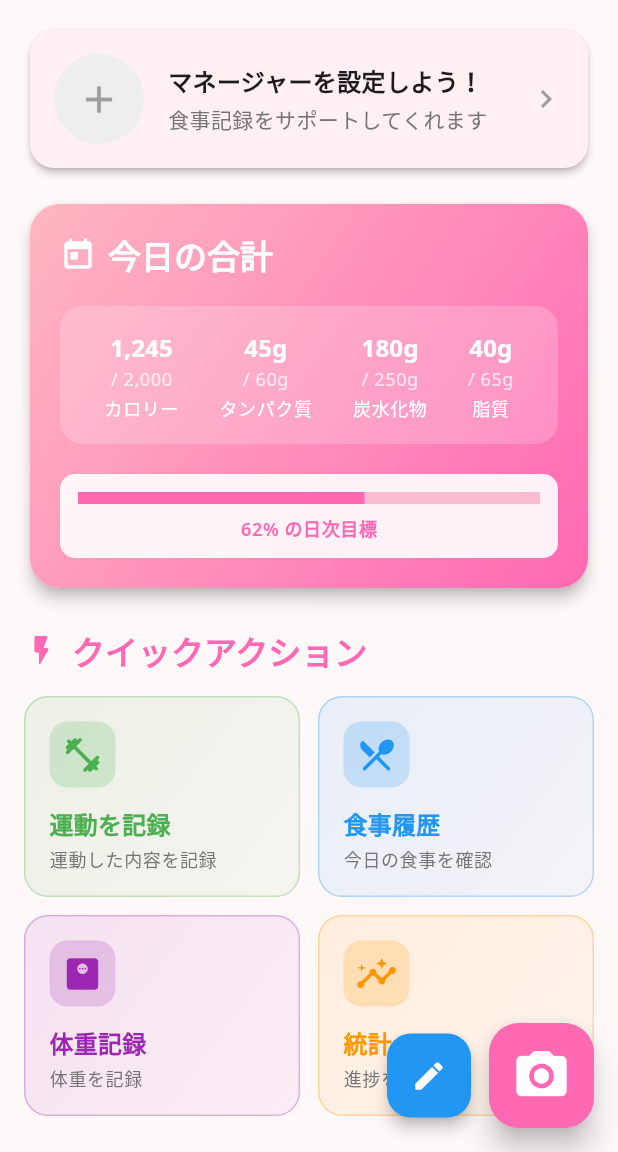
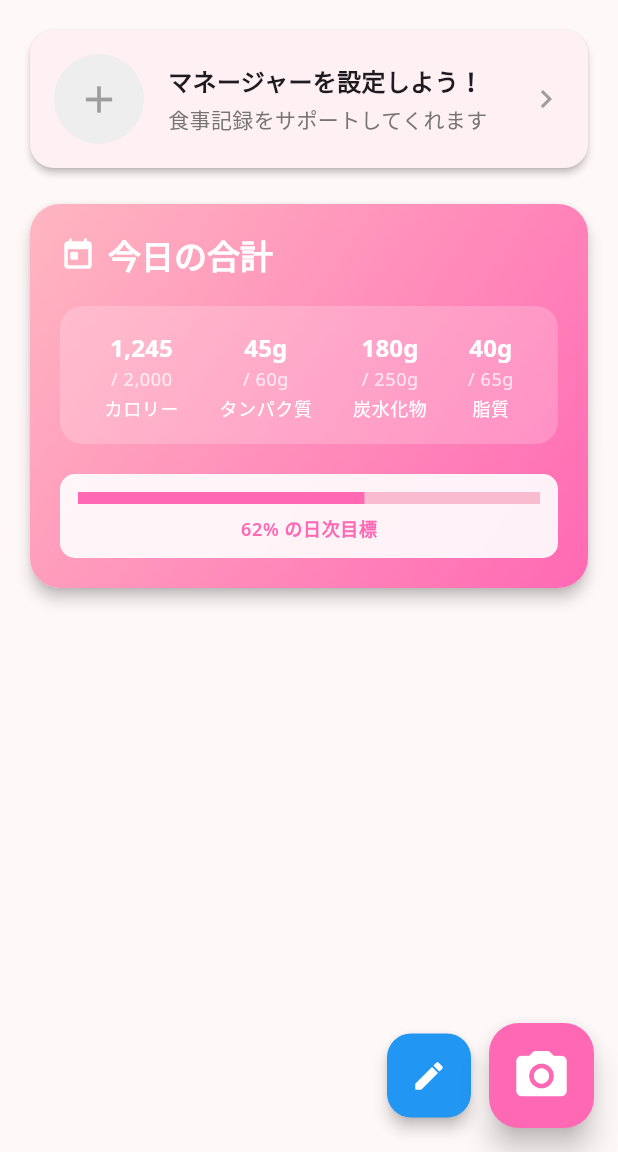
Before and after one commit to ida29/cal_check, a Flutter app: the HomeScreen screen opened directly, on a phone screen of 412 x 824 dp, the part 84-1236 px from its top. Run offline on Flutter 3.47's test engine with Material 3 defaults, Android fonts, the phone set to English and light mode, and no system bars; our stand-ins replace camera, dio, fl_chart, flutter_dotenv, flutter_local_notifications, flutter_riverpod and 7 more; missing offline and left inert: google_mlkit_barcode_scanning, google_mlkit_image_labeling, google_mlkit_text_recognition; accounts and stored records are empty.

Commit message:
Remove quick actions section from home screen for cleaner UI
- Remove _buildQuickActionsSection() method and all action cards
- Remove _buildActionCard() helper method
- Simplify home screen layout to focus on essential information:
  - Manager character section
  - Daily nutrition summary
  - Floating action buttons for primary actions
- Improve visual hierarchy and reduce UI clutter

🤖 Generated with [Claude Code](https://claude.ai/code)

Co-Authored-By: Claude <noreply@anthropic.com>

```diff
--- a/lib/presentation/screens/home_screen.dart
+++ b/lib/presentation/screens/home_screen.dart
@@ -86,8 +86,6 @@ class _HomeScreenState extends ConsumerState<HomeScreen> {
               _buildManagerCharacterSection(),
               const SizedBox(height: 16),
               _buildDailySummaryCard(),
-              const SizedBox(height: 24),
-              _buildQuickActionsSection(),
               const Spacer(),
             ],
           ),
@@ -418,143 +416,6 @@ class _HomeScreenState extends ConsumerState<HomeScreen> {
     }
   }
 
-  Widget _buildQuickActionsSection() {
-    final l10n = AppLocalizations.of(context)!;
-
-    return Column(
-      crossAxisAlignment: CrossAxisAlignment.start,
-      children: [
-        Row(
-          children: [
-            const Icon(Icons.flash_on_rounded, color: Color(0xFFFF69B4), size: 24),
-            const SizedBox(width: 8),
-            Text(
-              l10n.quickActions,
-              style: Theme.of(context).textTheme.titleLarge?.copyWith(
-                color: const Color(0xFFFF69B4),
-                fontWeight: FontWeight.bold,
-              ),
-            ),
-          ],
-        ),
-        const SizedBox(height: 16),
-        Row(
-          children: [
-            Expanded(
-              child: _buildActionCard(
-                icon: Icons.fitness_center_rounded,
-                title: l10n.recordExercise,
-                subtitle: l10n.recordExerciseSubtitle,
-                color: const Color(0xFF4CAF50),
-                onTap: () {
-                  Navigator.pushNamed(context, '/exercise');
-                },
-              ),
-            ),
-            const SizedBox(width: 12),
-            Expanded(
-              child: _buildActionCard(
-                icon: Icons.restaurant_menu_rounded,
-                title: l10n.mealHistoryAction,
-                subtitle: l10n.checkTodaysMeals,
-                color: const Color(0xFF2196F3),
-                onTap: () {
-                  // 履歴画面へ移動（BottomNavigationを切り替える）
-                  final scaffold = context.findAncestorStateOfType<State<Scaffold>>();
-                  if (scaffold != null && scaffold.mounted) {
-                    // MainNavigationScreenの_currentIndexを変更
-                    Navigator.of(context).pushReplacementNamed('/main', arguments: 1);
-                  }
-                },
-              ),
-            ),
-          ],
-        ),
-        const SizedBox(height: 12),
-        Row(
-          children: [
-            Expanded(
-              child: _buildActionCard(
-                icon: Icons.monitor_weight_rounded,
-                title: '体重記録',
-                subtitle: '体重を記録',
-                color: const Color(0xFF9C27B0),
-                onTap: () {
-                  Navigator.pushNamed(context, '/weight-tracking');
-                },
-              ),
-            ),
-            const SizedBox(width: 12),
-            Expanded(
-              child: _buildActionCard(
-                icon: Icons.insights_rounded,
-                title: l10n.statisticsAction,
-                subtitle: l10n.checkProgress,
-                color: const Color(0xFFFF9800),
-                onTap: () {
-                  // 統計画面へ移動
-                  Navigator.of(context).pushReplacementNamed('/main', arguments: 3);
-                },
-              ),
-            ),
-          ],
-        ),
-      ],
-    );
-  }
-
-  Widget _buildActionCard({
-    required IconData icon,
-    required String title,
-    required String subtitle,
-    required Color color,
-    required VoidCallback onTap,
-  }) {
-    return InkWell(
-      onTap: onTap,
-      borderRadius: BorderRadius.circular(16),
-      child: Container(
-        padding: const EdgeInsets.all(16),
-        decoration: BoxDecoration(
-          borderRadius: BorderRadius.circular(16),
-          gradient: LinearGradient(
-            colors: [color.withOpacity(0.1), color.withOpacity(0.05)],
-            begin: Alignment.topLeft,
-            end: Alignment.bottomRight,
-          ),
-          border: Border.all(color: color.withOpacity(0.3)),
-        ),
-        child: Column(
-          crossAxisAlignment: CrossAxisAlignment.start,
-          children: [
-            Container(
-              padding: const EdgeInsets.all(8),
-              decoration: BoxDecoration(
-                color: color.withOpacity(0.2),
-                borderRadius: BorderRadius.circular(12),
-              ),
-              child: Icon(icon, color: color, size: 28),
-            ),
-            const SizedBox(height: 12),
-            Text(
-              title,
-              style: Theme.of(context).textTheme.titleMedium?.copyWith(
-                fontWeight: FontWeight.bold,
-                color: color,
-              ),
-            ),
-            const SizedBox(height: 4),
-            Text(
-              subtitle,
-              style: Theme.of(context).textTheme.bodySmall?.copyWith(
-                color: Colors.grey[600],
-              ),
-            ),
-          ],
-        ),
-      ),
-    );
-  }
 
   Future<int> _getUnreadNotificationCount() async {
     // TODO: 実際の未読通知数を取得する実装
```
